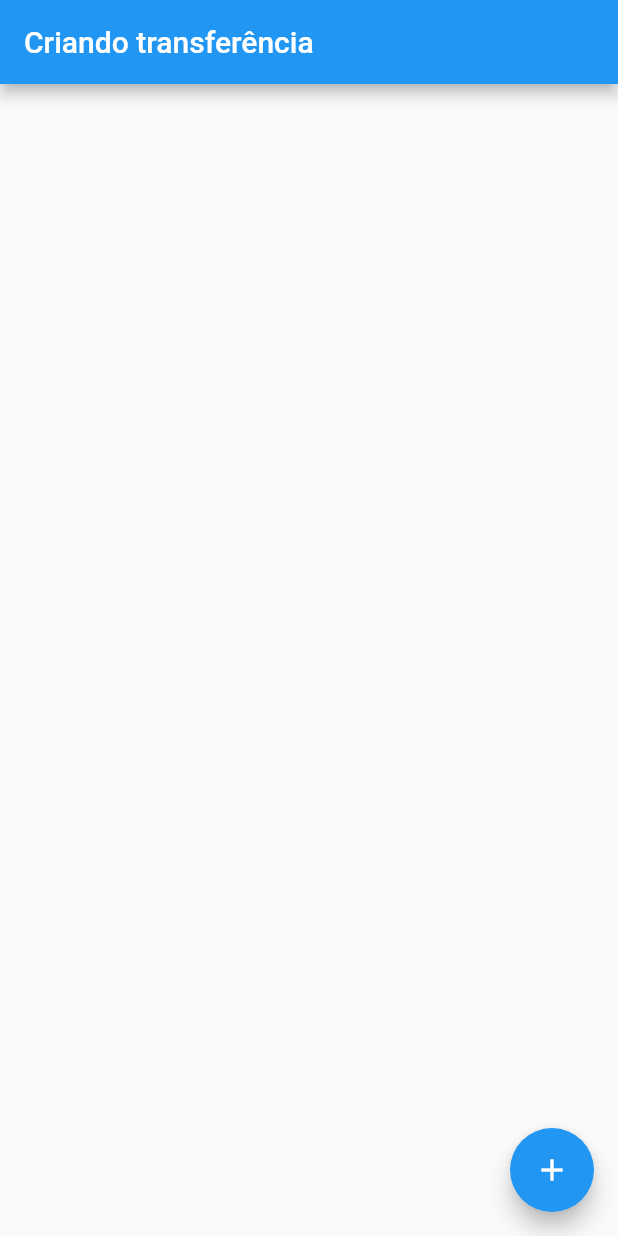
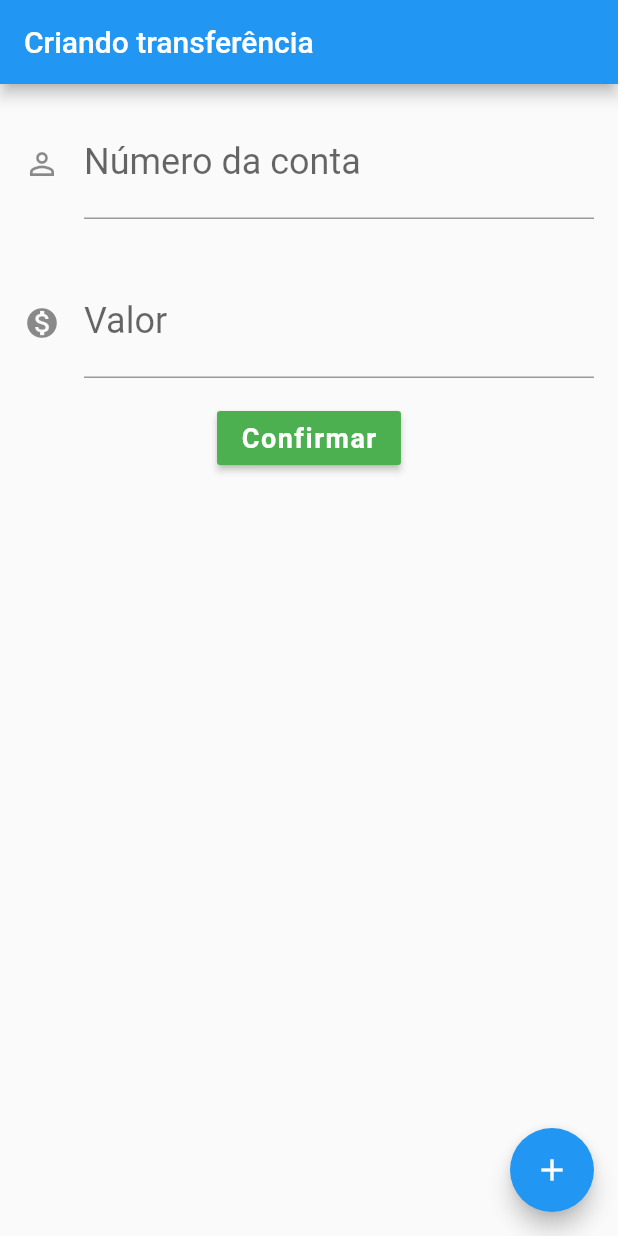
Before and after one commit to lfujiwara/bytebank-alura, a Flutter app: the screen it shows after launch, on a phone screen of 412 x 824 dp. Run offline on Flutter 3.47's test engine with Material 2 defaults, Android fonts, the phone set to English and light mode, and no system bars.

Commit message:
Add transfer screen + basic widgets

```diff
--- /dev/null
+++ b/lib/models/Transfer.dart
@@ -0,0 +1,11 @@
+class Transfer {
+  final double value;
+  final int accountNumber;
+
+  Transfer(this.value, this.accountNumber);
+
+  @override
+  String toString() {
+    return 'Transfer{value: $value, accountNumber $accountNumber}';
+  }
+}
--- /dev/null
+++ b/lib/widgets/transfer/TransferForm.dart
@@ -0,0 +1,68 @@
+import 'package:bytebank/models/Transfer.dart';
+import 'package:flutter/material.dart';
+
+class TransferForm extends StatelessWidget {
+  @override
+  Widget build(BuildContext context) {
+    final TextEditingController _accountNumberController =
+        TextEditingController();
+    final TextEditingController _valueController = TextEditingController();
+
+    return Scaffold(
+      appBar: AppBar(
+        title: Text('Criando transferência'),
+      ),
+      body: Column(
+        children: [
+          Padding(
+            padding: const EdgeInsets.all(16.0),
+            child: TextField(
+              controller: _accountNumberController,
+              style: TextStyle(fontSize: 24.0),
+              decoration: InputDecoration(
+                  labelText: 'Número da conta',
+                  hintText: '000',
+                  icon: Icon(Icons.perm_identity)),
+              keyboardType: TextInputType.number,
+            ),
+          ),
+          Padding(
+            padding: const EdgeInsets.all(16.0),
+            child: TextField(
+              controller: _valueController,
+              style: TextStyle(fontSize: 24.0),
+              decoration: InputDecoration(
+                  labelText: 'Valor',
+                  hintText: '0.00',
+                  icon: Icon(Icons.monetization_on)),
+              keyboardType: TextInputType.number,
+            ),
+          ),
+          RaisedButton(
+            onPressed: () {
+              final int accountNumber =
+                  int.tryParse(_accountNumberController.text);
+              final double value = double.tryParse(_valueController.text);
+              if (accountNumber != null && value != null) {
+                final transfer = Transfer(value, accountNumber);
+                Scaffold.of(context).showSnackBar(SnackBar(
+                  content: Text(
+                      'Transferência de R\$ $value para conta n. $accountNumber'),
+                ));
+              }
+            },
+            child: Text(
+              'Confirmar',
+              style: TextStyle(
+                  fontSize: 18.0,
+                  fontWeight: FontWeight.bold,
+                  letterSpacing: 1,
+                  color: Colors.white),
+            ),
+            color: Colors.green,
+          )
+        ],
+      ),
+    );
+  }
+}
```
Also changed, not shown: lib/ByteBankApp.dart (+1 -66 lines), lib/widgets/transfer/TransferItem.dart (added, +19 -0 lines), lib/widgets/transfer/TransfersList.dart (added, +34 -0 lines).
